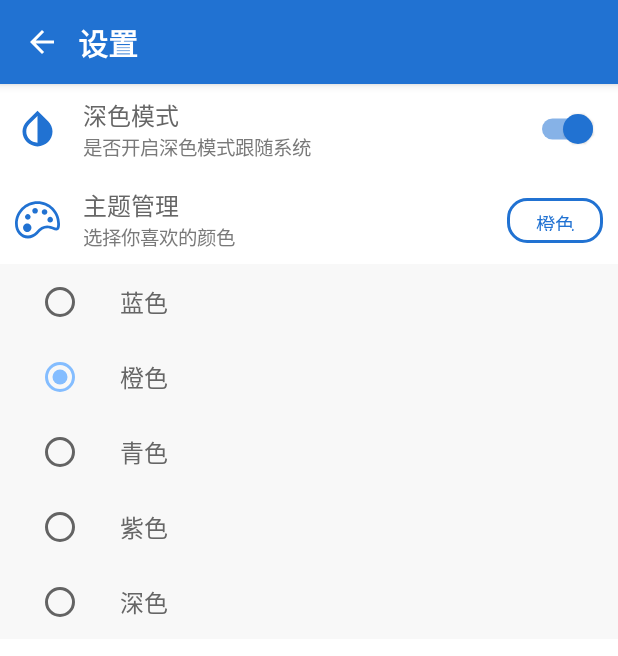
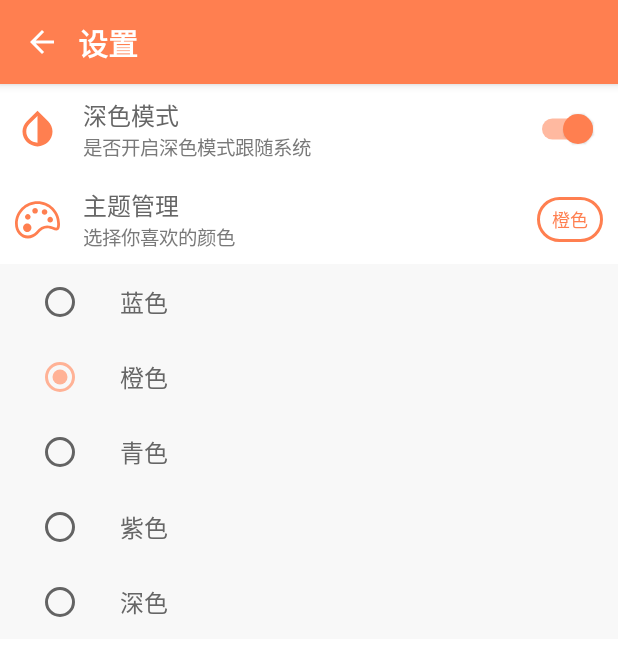
Before and after one commit to yuanczx/Looker, an Android app built with Jetpack Compose: the SettingScreen screen opened through its navigation route, after a tap on "橙色", on a phone screen of 412 x 824 dp. Shown: the top 656 px of the screen. Run offline under Robolectric (Android 15) with nearby library versions, the phone set to English and light mode, and no system bars; our stand-ins replace accompanist; pictures from the network do not load; 3 other taps on this screen came first.

Commit message:
更改设置界面结构

```diff
--- a/app/src/main/kotlin/com/yuan/looker/ui/composable/BasicSetting.kt
+++ b/app/src/main/kotlin/com/yuan/looker/ui/composable/BasicSetting.kt
@@ -1,11 +1,13 @@
 package com.yuan.looker.ui.composable
 
+import androidx.compose.animation.AnimatedVisibility
+import androidx.compose.animation.ExperimentalAnimationApi
 import androidx.compose.foundation.clickable
 import androidx.compose.foundation.layout.*
 import androidx.compose.material.Icon
 import androidx.compose.material.MaterialTheme
 import androidx.compose.material.Text
-import androidx.compose.runtime.Composable
+import androidx.compose.runtime.*
 import androidx.compose.ui.Alignment
 import androidx.compose.ui.Modifier
 import androidx.compose.ui.graphics.painter.Painter
@@ -15,6 +17,7 @@ import androidx.compose.ui.unit.sp
 import com.yuan.looker.ui.theme.Gray300
 import com.yuan.looker.ui.theme.Gray500
 
+@ExperimentalAnimationApi
 @Composable
 fun BasicSetting(
     icon: Painter?,//图标
@@ -22,19 +25,22 @@ fun BasicSetting(
     label: String?,//标签
     itemClick: (() -> Unit) = {},//点击事件
     iconSpaceReserve: Boolean = true,//保留图标占位
+    expand: @Composable (() -> Unit)? = null,
     content: @Composable () -> Unit = {}//内容
 ) {
+    var visible by remember { mutableStateOf(false) }
+    Column(modifier = Modifier.fillMaxWidth()) {
         Row(
             modifier = Modifier
                 .fillMaxWidth()
                 .height(60.dp)
                 .clickable {
                     itemClick()
+                    visible = !visible
                 },
-        horizontalArrangement = Arrangement.SpaceBetween,
+            horizontalArrangement = Arrangement.Start,
             verticalAlignment = Alignment.CenterVertically
         ) {
-        Box(contentAlignment = Alignment.CenterStart) {
             //图标
             icon?.let {
                 Icon(
@@ -48,7 +54,8 @@ fun BasicSetting(
             }
             //文字
             Column(
-                modifier = Modifier.padding(start = if (iconSpaceReserve) 55.dp else 12.dp),
+                modifier = Modifier
+                    .padding(start = if (iconSpaceReserve) 15.dp else 12.dp),
                 verticalArrangement = Arrangement.Center
             ) {
                 Text(
@@ -61,8 +68,21 @@ fun BasicSetting(
                     Text(text = it, fontSize = 13.sp, color = Gray300)
                 }
             }
+            Box(
+                Modifier
+                    .fillMaxWidth()
+                    .padding(end = 10.dp),
+                contentAlignment = Alignment.CenterEnd
+            ) {
+                content()
+            }
 
         }
-        content()
+
+    }
+    if (expand != null) {
+        AnimatedVisibility(visible = visible) {
+            expand()
         }
     }
+}
--- a/app/src/main/kotlin/com/yuan/looker/ui/composable/Setting.kt
+++ b/app/src/main/kotlin/com/yuan/looker/ui/composable/Setting.kt
@@ -1,10 +1,9 @@
 package com.yuan.looker.ui.composable
 
 import android.annotation.SuppressLint
-import androidx.compose.animation.AnimatedVisibility
 import androidx.compose.animation.ExperimentalAnimationApi
-import androidx.compose.foundation.BorderStroke
 import androidx.compose.foundation.background
+import androidx.compose.foundation.border
 import androidx.compose.foundation.clickable
 import androidx.compose.foundation.layout.*
 import androidx.compose.foundation.shape.RoundedCornerShape
@@ -25,6 +24,7 @@ import kotlinx.coroutines.cancel
 import kotlinx.coroutines.flow.first
 import kotlinx.coroutines.launch
 
+@ExperimentalAnimationApi
 @SuppressLint("CoroutineCreationDuringComposition")
 @Composable
 fun Switcher(
@@ -53,8 +53,7 @@ fun Switcher(
     }) {
         Switch(
             checked = switch,
-            modifier = Modifier.padding(end = 10.dp),
-            onCheckedChange = { it ->
+            onCheckedChange = {
                 switch = it
                 context.launch {
                     context.dataStore.edit { data ->
@@ -87,26 +86,16 @@ fun Editor(
     iconSpaceReserve: Boolean = true,
     itemClick: () -> Unit = {}
 ) {
-    var visible by remember {
-        mutableStateOf(false)
-    }
     var text by remember {
         mutableStateOf("")
     }
     context.launch {
         text = context.dataStore.data.first()[key] ?: ""
     }
-    Column {
-        BasicSetting(
-            icon = icon,
-            title = title,
-            label = label,
-            iconSpaceReserve = iconSpaceReserve,
-            itemClick = {
-                visible = !visible
-                itemClick()
-            }) {}
-        AnimatedVisibility(visible = visible) {
+
+
+    @Composable
+    fun SettingEditor() {
         OutlinedTextField(
             modifier = Modifier
                 .fillMaxWidth()
@@ -119,13 +108,19 @@ fun Editor(
                 context.launch {
                     context.dataStore.edit { data ->
                         data[key] = it
-
                     }
                 }
-
             })
     }
-    }
+    BasicSetting(
+        icon = icon,
+        title = title,
+        label = label,
+        iconSpaceReserve = iconSpaceReserve,
+        expand = { SettingEditor() },
+        itemClick = {
+            itemClick()
+        })
 }
 
 
@@ -141,49 +136,16 @@ fun Selector(
     iconSpaceReserve: Boolean = true,
     label: String? = null,//标签
     itemClick: (Int) -> Unit = {}//标签
-    //Modifier
 ) {
-    val visibility = remember {
-        mutableStateOf(false)
-    }
 
-    var item by remember {
-        mutableStateOf(0)
-    }
+    var item by remember { mutableStateOf(0) }
 
     context.launch {
         item = context.dataStore.data.first()[key] ?: 0
         cancel()
     }
-
-
-    Column {
-        BasicSetting(
-            icon = icon,
-            title = title,
-            label = label,
-            iconSpaceReserve = iconSpaceReserve,
-            content = {
-
-                Spacer(modifier = Modifier.weight(0.7f))
-                OutlinedButton(
-                    modifier = Modifier
-                        .height(30.dp)
-                        .padding(end = 10.dp),
-                    border = BorderStroke(2.dp, MaterialTheme.colors.primary),
-                    shape = RoundedCornerShape(45),
-                    onClick = {}) {
-                    Text(
-                        text = data[item],
-                        fontSize = 13.sp,
-                        softWrap = true,
-                        maxLines = 1
-                    )
-                }
-            },
-            itemClick = { visibility.value = !visibility.value })
-
-        AnimatedVisibility(visible = visibility.value) {
+    @Composable
+    fun SettingSelector() {
         Column(Modifier.background(MaterialTheme.colors.settingBg)) {
             fun rowClick(index: Int) {
                 item = index
@@ -220,7 +182,51 @@ fun Selector(
         }
 
     }
+    BasicSetting(
+        icon = icon,
+        title = title,
+        label = label,
+        iconSpaceReserve = iconSpaceReserve,
+        expand = { SettingSelector() },
+        content = {
+            Box(
+                modifier = Modifier
+                    .border(
+                        width = 2.dp,
+                        color = MaterialTheme.colors.primary,
+                        shape = RoundedCornerShape(45.dp)
+                    )
+
+            ) {
+                Text(
+                    modifier = Modifier.padding(
+                        start = 10.dp,
+                        end = 10.dp,
+                        top = 6.dp,
+                        bottom = 6.dp
+                    ),
+                    color = MaterialTheme.colors.primary,
+                    text = data[item],
+                    fontSize = 12.sp,
+                    softWrap = true,
+                    maxLines = 1
+                )
             }
+        },
+        itemClick = { itemClick(item) })
+
+
 }
 
-//通用Compose
+//@Composable
+//fun Slider(
+//    context: MainActivity,
+//    key: Preferences.Key<Float>,
+//    title: String,
+//    icon: Painter? = null,
+//    iconSpaceReserve: Boolean = true,
+//    label: String? = null,
+//    itemClick: () -> Unit
+//) {
+//    BasicSetting(icon = icon, title = title, label = label, iconSpaceReserve = iconSpaceReserve)
+//}
```
Lines whose indentation alone changed are shown as unchanged.
